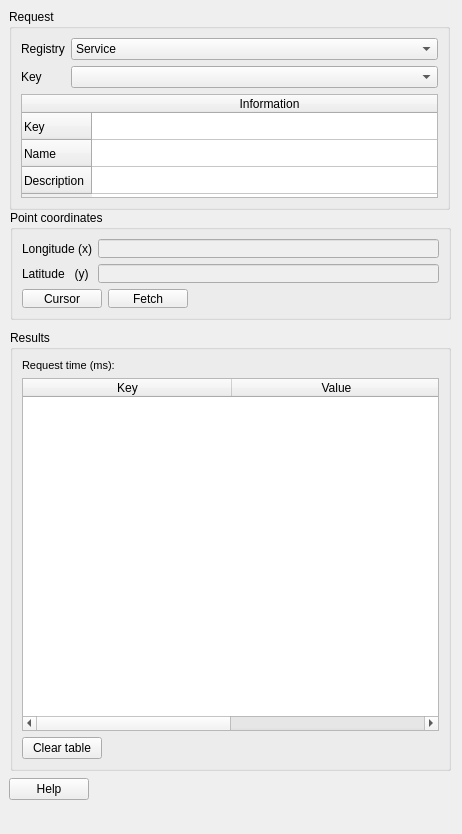
This is widgets/GeoContextQGISPlugin_dockwidget_base.ui in kartoza/GeoContextQGISPlugin as Qt 5 draws it before an edit. The edited form follows.
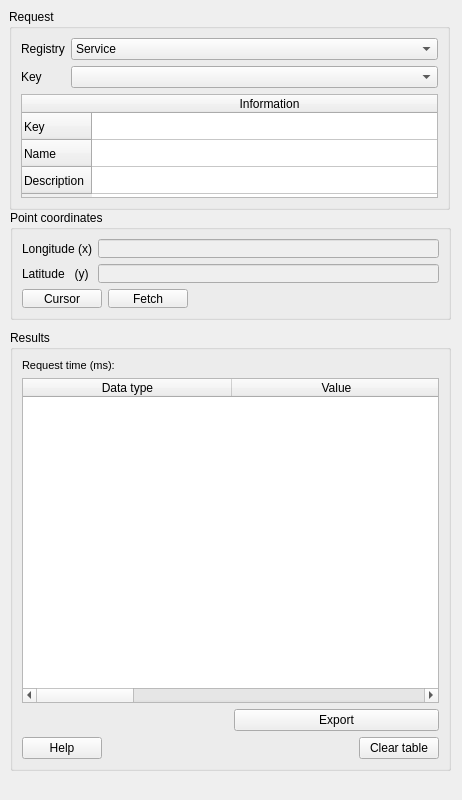
This is the edited form. Custom widgets are drawn as their Qt base class.

Diff of the .ui file:
```diff
--- a/widgets/GeoContextQGISPlugin_dockwidget_base.ui
+++ b/widgets/GeoContextQGISPlugin_dockwidget_base.ui
@@ -7,7 +7,7 @@
     <x>0</x>
     <y>0</y>
     <width>462</width>
-    <height>834</height>
+    <height>800</height>
    </rect>
   </property>
   <property name="windowTitle">
@@ -49,7 +49,7 @@
        </attribute>
        <column>
         <property name="text">
-         <string>Key</string>
+         <string>Data type</string>
         </property>
        </column>
        <column>
@@ -57,14 +57,42 @@
          <string>Value</string>
         </property>
        </column>
+       <column>
+        <property name="text">
+         <string>Longitude</string>
+        </property>
+       </column>
+       <column>
+        <property name="text">
+         <string>Latitude</string>
+        </property>
+       </column>
       </widget>
      </item>
+     <item>
+      <layout class="QGridLayout" name="gridLayout_2">
+       <item row="0" column="1">
+        <widget class="QPushButton" name="btnExport">
+         <property name="text">
+          <string>Export</string>
+         </property>
+        </widget>
+       </item>
+       <item row="0" column="0">
+        <widget class="QgsFileWidget" name="table_output_file">
+         <property name="storageMode">
+          <enum>QgsFileWidget::SaveFile</enum>
+         </property>
+        </widget>
+       </item>
+      </layout>
+     </item>
      <item>
       <layout class="QHBoxLayout" name="hlResults">
        <item>
-        <widget class="QPushButton" name="btnClear">
+        <widget class="QPushButton" name="btnHelp">
          <property name="text">
-          <string>Clear table</string>
+          <string>Help</string>
          </property>
         </widget>
        </item>
@@ -81,6 +109,13 @@
          </property>
         </spacer>
        </item>
+       <item>
+        <widget class="QPushButton" name="btnClear">
+         <property name="text">
+          <string>Clear table</string>
+         </property>
+        </widget>
+       </item>
       </layout>
      </item>
     </layout>
@@ -279,38 +314,6 @@
      </item>
     </layout>
    </widget>
-   <widget class="QWidget" name="horizontalLayoutWidget_3">
-    <property name="geometry">
-     <rect>
-      <x>9</x>
-      <y>777</y>
-      <width>441</width>
-      <height>25</height>
-     </rect>
-    </property>
-    <layout class="QHBoxLayout" name="horizontalLayout_3">
-     <item>
-      <widget class="QPushButton" name="btnHelp">
-       <property name="text">
-        <string>Help</string>
-       </property>
-      </widget>
-     </item>
-     <item>
-      <spacer name="hsButtons">
-       <property name="orientation">
-        <enum>Qt::Horizontal</enum>
-       </property>
-       <property name="sizeHint" stdset="0">
-        <size>
-         <width>40</width>
-         <height>20</height>
-        </size>
-       </property>
-      </spacer>
-     </item>
-    </layout>
-   </widget>
    <zorder>gbRequest</zorder>
    <zorder>gbPointCoor</zorder>
    <zorder>gbResults</zorder>
@@ -318,6 +321,11 @@
   </widget>
  </widget>
  <customwidgets>
+  <customwidget>
+   <class>QgsFileWidget</class>
+   <extends>QWidget</extends>
+   <header>qgsfilewidget.h</header>
+  </customwidget>
   <customwidget>
    <class>QgsFilterLineEdit</class>
    <extends>QLineEdit</extends>
```
Left out of the diff: 1 changed line with no effect on the pictures.
